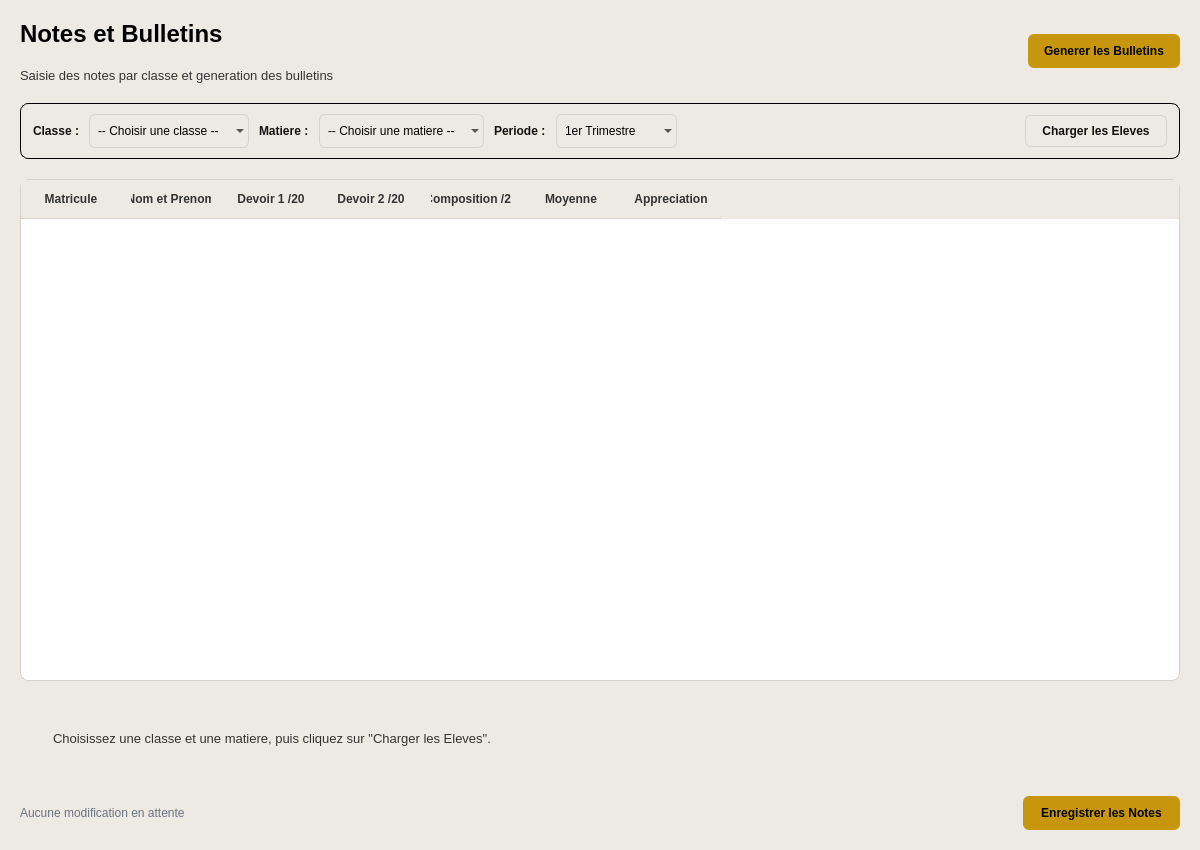
Old version of the form ui/ui_files/notes/notes.ui in the repository laudesmassamba1-ai/Logiciel-de-gestion-scolaire.
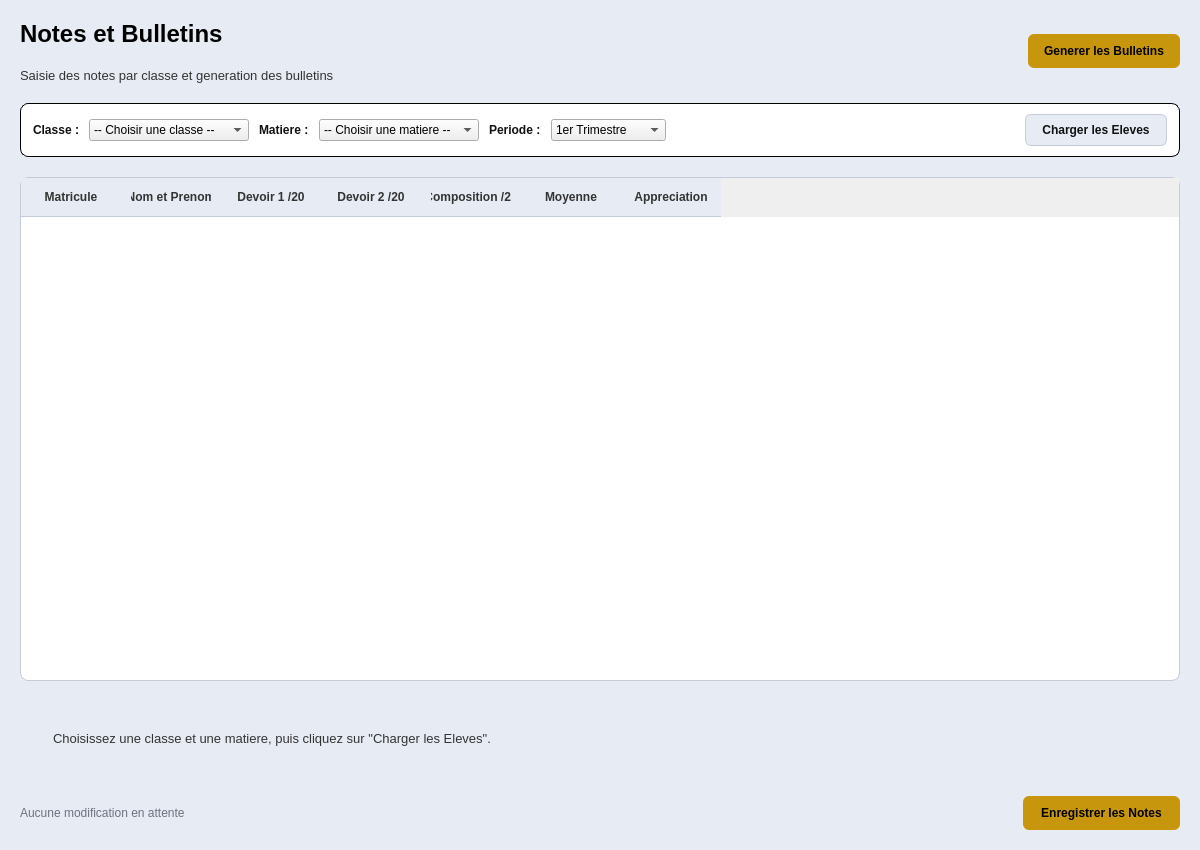
New version of the form.

What changed in the file:
```diff
--- a/ui/ui_files/notes/notes.ui
+++ b/ui/ui_files/notes/notes.ui
@@ -13,9 +13,7 @@
   <property name="windowTitle">
    <string>Notes et Bulletins</string>
   </property>
-  <property name="styleSheet">
-   <string>background-color: #EDEAE4; font-family: 'Segoe UI', sans-serif;</string>
-  </property>
+<property name="styleSheet"><string>QWidget#PageNotes { background-color: #E7EBF3; font-family: 'Segoe UI', sans-serif; }</string></property>
   <layout class="QVBoxLayout" name="mainLayout">
    <property name="spacing">
     <number>20</number>
@@ -88,9 +86,7 @@
    </item>
    <item>
     <widget class="QFrame" name="selectorBar">
-     <property name="styleSheet">
-      <string>background-color: transparent; color: #000000; border: 1px solid #000000; border-radius: 8px;</string>
-     </property>
+     <property name="styleSheet"><string>QFrame#selectorBar { background-color: #FFFFFF; color: #000000; border: 1px solid #000000; border-radius: 8px; }</string></property>
      <layout class="QHBoxLayout" name="selectorLayout">
       <property name="leftMargin">
        <number>12</number>
@@ -125,9 +121,6 @@
           <height>0</height>
          </size>
         </property>
-        <property name="styleSheet">
-         <string>border: 1px solid #D5D2CB; border-radius: 6px; padding: 8px;</string>
-        </property>
         <item>
          <property name="text">
           <string>-- Choisir une classe --</string>
@@ -153,9 +146,6 @@
           <height>0</height>
          </size>
         </property>
-        <property name="styleSheet">
-         <string>border: 1px solid #D5D2CB; border-radius: 6px; padding: 8px;</string>
-        </property>
         <item>
          <property name="text">
           <string>-- Choisir une matiere --</string>
@@ -175,9 +165,6 @@
       </item>
       <item>
        <widget class="QComboBox" name="combo_periode">
-        <property name="styleSheet">
-         <string>border: 1px solid #D5D2CB; border-radius: 6px; padding: 8px;</string>
-        </property>
         <item>
          <property name="text">
           <string>1er Trimestre</string>
@@ -214,7 +201,7 @@
          <cursorShape>PointingHandCursor</cursorShape>
         </property>
         <property name="styleSheet">
-         <string>background-color: #EDEAE4; color: #111111; border: 1px solid #D5D2CB; border-radius: 6px; padding: 8px 16px; font-weight: bold;</string>
+         <string>background-color: #E7EBF3; color: #111111; border: 1px solid #C4CCDA; border-radius: 6px; padding: 8px 16px; font-weight: bold;</string>
         </property>
         <property name="text">
          <string>Charger les Eleves</string>
@@ -230,22 +217,22 @@
       <string>
        QTableWidget {
            background-color: #FFFFFF;
-           border: 1px solid #D5D2CB;
+           border: 1px solid #C4CCDA;
            border-radius: 8px;
-           gridline-color: #EDEAE4;
+           gridline-color: #E7EBF3;
            font-size: 13px;
        }
        QHeaderView::section {
-           background-color: #EDEAE4;
+           background-color: #E7EBF3;
            color: #333333;
            font-weight: bold;
            padding: 10px;
            border: none;
-           border-bottom: 1px solid #D5D2CB;
+           border-bottom: 1px solid #C4CCDA;
        }
        QTableWidget::item {
            padding: 0px 8px;
-           border-bottom: 1px solid #EDEAE4;
+           border-bottom: 1px solid #E7EBF3;
        }
       </string>
      </property>
```
